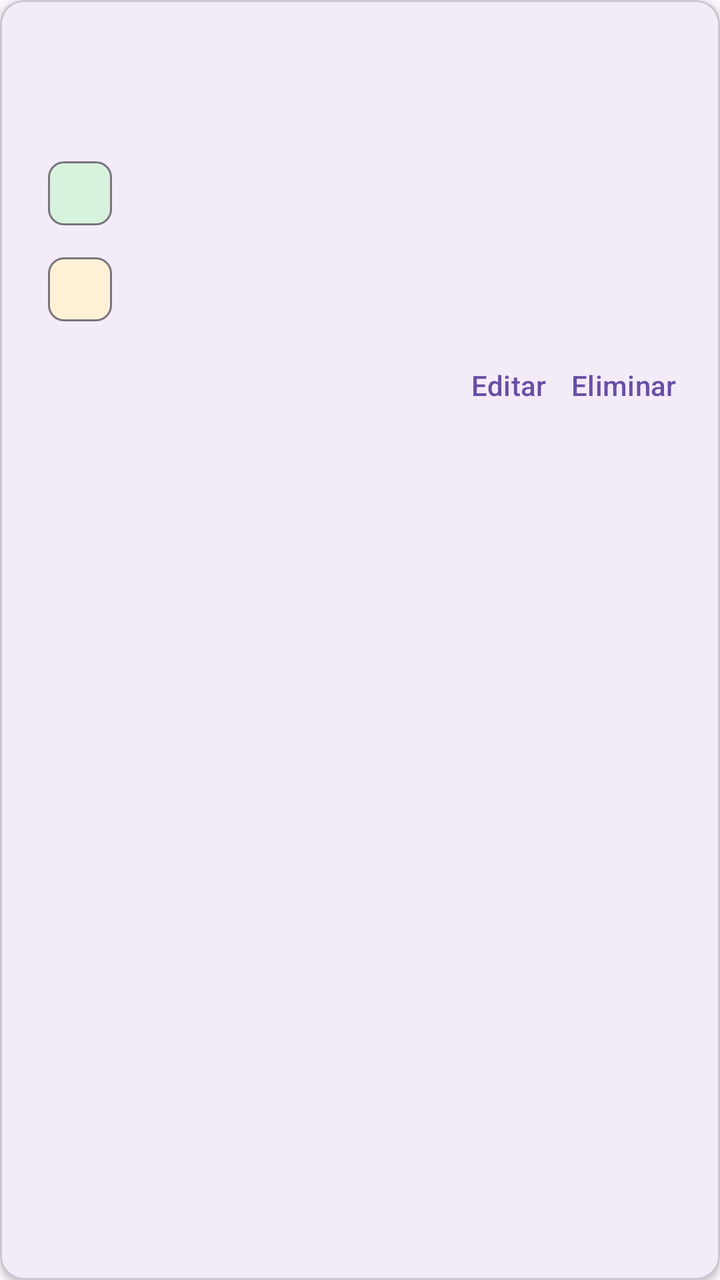
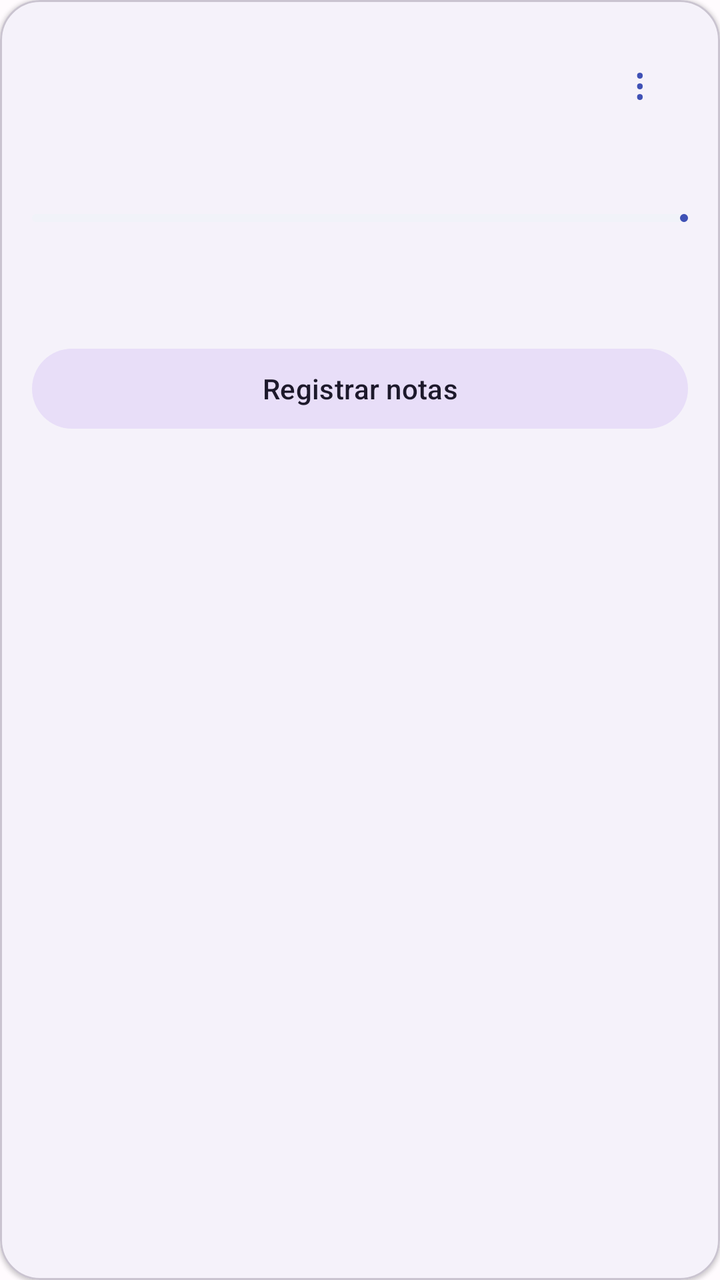

Two renders of the same Android screen: before a commit and after it. Below are the layout's source before the change and the commit's diff.
<!-- AndroidManifest.xml: application theme Theme.Calification -->
<!-- res/layout/item_evaluation_card.xml -->
<?xml version="1.0" encoding="utf-8"?>
<com.google.android.material.card.MaterialCardView xmlns:android="http://schemas.android.com/apk/res/android"
    xmlns:app="http://schemas.android.com/apk/res-auto"
    android:layout_width="match_parent"
    android:layout_height="wrap_content"
    android:foreground="?attr/selectableItemBackground"
    app:cardElevation="2dp"
    app:strokeWidth="1dp">

    <LinearLayout
        android:id="@+id/content"
        android:layout_width="match_parent"
        android:layout_height="wrap_content"
        android:minHeight="180dp"
        android:orientation="vertical"
        android:padding="16dp">

        <TextView
            android:id="@+id/title"
            android:layout_width="match_parent"
            android:layout_height="wrap_content"
            android:maxLines="2"
            android:textAppearance="?attr/textAppearanceTitleMedium" />

        <TextView
            android:id="@+id/maximum_grade"
            android:layout_width="match_parent"
            android:layout_height="wrap_content"
            android:layout_marginTop="8dp"
            android:textAppearance="?attr/textAppearanceBodyMedium" />

        <LinearLayout
            android:layout_width="match_parent"
            android:layout_height="0dp"
            android:layout_marginTop="8dp"
            android:layout_weight="1"
            android:gravity="start|top"
            android:orientation="vertical">

            <com.google.android.material.chip.Chip
                android:id="@+id/graded_chip"
                style="@style/Widget.Material3.Chip.Assist"
                android:layout_width="wrap_content"
                android:layout_height="wrap_content"
                android:clickable="false"
                android:textColor="@color/graded_chip_text"
                app:chipBackgroundColor="@color/graded_chip_background" />

            <com.google.android.material.chip.Chip
                android:id="@+id/pending_chip"
                style="@style/Widget.Material3.Chip.Assist"
                android:layout_width="wrap_content"
                android:layout_height="wrap_content"
                android:clickable="false"
                android:textColor="@color/pending_chip_text"
                app:chipBackgroundColor="@color/pending_chip_background" />
        </LinearLayout>

        <LinearLayout
            android:layout_width="match_parent"
            android:layout_height="wrap_content"
            android:gravity="end"
            android:orientation="horizontal">

            <com.google.android.material.button.MaterialButton
                android:id="@+id/edit_button"
                style="@style/Widget.Material3.Button.TextButton"
                android:layout_width="wrap_content"
                android:layout_height="wrap_content"
                android:minWidth="0dp"
                android:paddingStart="6dp"
                android:paddingEnd="6dp"
                android:text="@string/edit" />

            <com.google.android.material.button.MaterialButton
                android:id="@+id/delete_button"
                style="@style/Widget.Material3.Button.TextButton"
                android:layout_width="wrap_content"
                android:layout_height="wrap_content"
                android:minWidth="0dp"
                android:paddingStart="6dp"
                android:paddingEnd="6dp"
                android:text="@string/delete" />
        </LinearLayout>
    </LinearLayout>
</com.google.android.material.card.MaterialCardView>
<!-- resources referenced by this layout -->
<resources>
  <color name="graded_chip_background">#D7F2DD</color>
  <color name="graded_chip_text">#176B2C</color>
  <color name="pending_chip_background">#FFF0D6</color>
  <color name="pending_chip_text">#8A4B08</color>
  <string name="delete">Eliminar</string>
  <string name="edit">Editar</string>
  <style name="Theme.Calification" parent="Base.Theme.Calification" />
  <style name="Base.Theme.Calification" parent="Theme.Material3.DayNight.NoActionBar">
          
          
      </style>
</resources>

<!-- the commit's change to res/layout/item_evaluation_card.xml (unified diff, before → after) -->
@@ -4,26 +4,64 @@
     android:layout_width="match_parent"
     android:layout_height="wrap_content"
     android:foreground="?attr/selectableItemBackground"
-    app:cardElevation="2dp"
+    app:cardBackgroundColor="?attr/colorSurface"
+    app:cardCornerRadius="20dp"
+    app:cardElevation="1dp"
+    app:strokeColor="?attr/colorOutlineVariant"
     app:strokeWidth="1dp">
 
     <LinearLayout
         android:id="@+id/content"
         android:layout_width="match_parent"
         android:layout_height="wrap_content"
-        android:minHeight="180dp"
+        android:minHeight="210dp"
         android:orientation="vertical"
         android:padding="16dp">
 
-        <TextView
-            android:id="@+id/title"
+        <LinearLayout
             android:layout_width="match_parent"
             android:layout_height="wrap_content"
-            android:maxLines="2"
-            android:textAppearance="?attr/textAppearanceTitleMedium" />
+            android:gravity="center_vertical"
+            android:orientation="horizontal">
+
+            <TextView
+                android:id="@+id/title"
+                android:layout_width="0dp"
+                android:layout_height="wrap_content"
+                android:layout_weight="1"
+                android:ellipsize="end"
+                android:maxLines="2"
+                android:textAppearance="?attr/textAppearanceTitleLarge" />
+
+            <com.google.android.material.button.MaterialButton
+                android:id="@+id/more_button"
+                style="@style/Widget.Material3.Button.TextButton"
+                android:layout_width="48dp"
+                android:layout_height="48dp"
+                android:contentDescription="@string/more_options"
+                android:minWidth="48dp"
+                android:text="⋮"
+                android:textAppearance="?attr/textAppearanceTitleLarge" />
+        </LinearLayout>
 
         <TextView
             android:id="@+id/maximum_grade"
+            android:layout_width="match_parent"
+            android:layout_height="wrap_content"
+            android:layout_marginTop="4dp"
+            android:textAppearance="?attr/textAppearanceBodyMedium" />
+
+        <com.google.android.material.progressindicator.LinearProgressIndicator
+            android:id="@+id/progress_indicator"
+            android:layout_width="match_parent"
+            android:layout_height="wrap_content"
+            android:layout_marginTop="20dp"
+            android:max="100"
+            app:indicatorColor="?attr/colorPrimary"
+            app:trackColor="?attr/colorSurfaceVariant" />
+
+        <TextView
+            android:id="@+id/progress_label"
             android:layout_width="match_parent"
             android:layout_height="wrap_content"
             android:layout_marginTop="8dp"
@@ -32,55 +70,33 @@
         <LinearLayout
             android:layout_width="match_parent"
             android:layout_height="0dp"
-            android:layout_marginTop="8dp"
+            android:layout_marginTop="4dp"
             android:layout_weight="1"
-            android:gravity="start|top"
-            android:orientation="vertical">
+            android:gravity="start|center_vertical"
+            android:orientation="horizontal">
 
-            <com.google.android.material.chip.Chip
-                android:id="@+id/graded_chip"
-                style="@style/Widget.Material3.Chip.Assist"
+            <TextView
+                android:id="@+id/graded_label"
                 android:layout_width="wrap_content"
                 android:layout_height="wrap_content"
-                android:clickable="false"
                 android:textColor="@color/graded_chip_text"
-                app:chipBackgroundColor="@color/graded_chip_background" />
+                android:textAppearance="?attr/textAppearanceLabelMedium" />
 
-            <com.google.android.material.chip.Chip
-                android:id="@+id/pending_chip"
-                style="@style/Widget.Material3.Chip.Assist"
+            <TextView
+                android:id="@+id/pending_label"
                 android:layout_width="wrap_content"
                 android:layout_height="wrap_content"
-                android:clickable="false"
+                android:layout_marginStart="12dp"
                 android:textColor="@color/pending_chip_text"
-                app:chipBackgroundColor="@color/pending_chip_background" />
+                android:textAppearance="?attr/textAppearanceLabelMedium" />
         </LinearLayout>
 
-        <LinearLayout
+        <com.google.android.material.button.MaterialButton
+            android:id="@+id/open_button"
+            style="@style/Widget.Material3.Button.TonalButton"
             android:layout_width="match_parent"
             android:layout_height="wrap_content"
-            android:gravity="end"
-            android:orientation="horizontal">
-
-            <com.google.android.material.button.MaterialButton
-                android:id="@+id/edit_button"
-                style="@style/Widget.Material3.Button.TextButton"
-                android:layout_width="wrap_content"
-                android:layout_height="wrap_content"
-                android:minWidth="0dp"
-                android:paddingStart="6dp"
-                android:paddingEnd="6dp"
-                android:text="@string/edit" />
-
-            <com.google.android.material.button.MaterialButton
-                android:id="@+id/delete_button"
-                style="@style/Widget.Material3.Button.TextButton"
-                android:layout_width="wrap_content"
-                android:layout_height="wrap_content"
-                android:minWidth="0dp"
-                android:paddingStart="6dp"
-                android:paddingEnd="6dp"
-                android:text="@string/delete" />
-        </LinearLayout>
+            android:layout_marginTop="12dp"
+            android:text="@string/register_grades" />
     </LinearLayout>
 </com.google.android.material.card.MaterialCardView>
<!-- resource entries referenced after the edit -->
@@ -1,15 +1,26 @@
 <!-- resources referenced by this layout -->
 <resources>
-  <color name="graded_chip_background">#D7F2DD</color>
   <color name="graded_chip_text">#176B2C</color>
-  <color name="pending_chip_background">#FFF0D6</color>
   <color name="pending_chip_text">#8A4B08</color>
-  <string name="delete">Eliminar</string>
-  <string name="edit">Editar</string>
+  <string name="more_options">Más opciones</string>
+  <string name="register_grades">Registrar notas</string>
   <style name="Theme.Calification" parent="Base.Theme.Calification" />
   <style name="Base.Theme.Calification" parent="Theme.Material3.DayNight.NoActionBar">
-          
-          
+          <item name="colorPrimary">@color/brand_primary</item>
+          <item name="colorOnPrimary">@color/brand_on_primary</item>
+          <item name="colorPrimaryContainer">@color/brand_primary_container</item>
+          <item name="colorOnPrimaryContainer">@color/brand_on_primary_container</item>
+          <item name="colorSurface">@color/app_surface</item>
+          <item name="colorSurfaceVariant">@color/app_surface_variant</item>
+          <item name="android:colorBackground">@color/app_surface</item>
+          <item name="android:windowLightStatusBar">true</item>
+          <item name="android:windowLightNavigationBar">true</item>
       </style>
+  <color name="brand_primary">#3F51B5</color>
+  <color name="brand_on_primary">#FFFFFF</color>
+  <color name="brand_primary_container">#E0E7FF</color>
+  <color name="brand_on_primary_container">#172554</color>
+  <color name="app_surface">#FFFBFE</color>
+  <color name="app_surface_variant">#F1F3F9</color>
 </resources>
 
